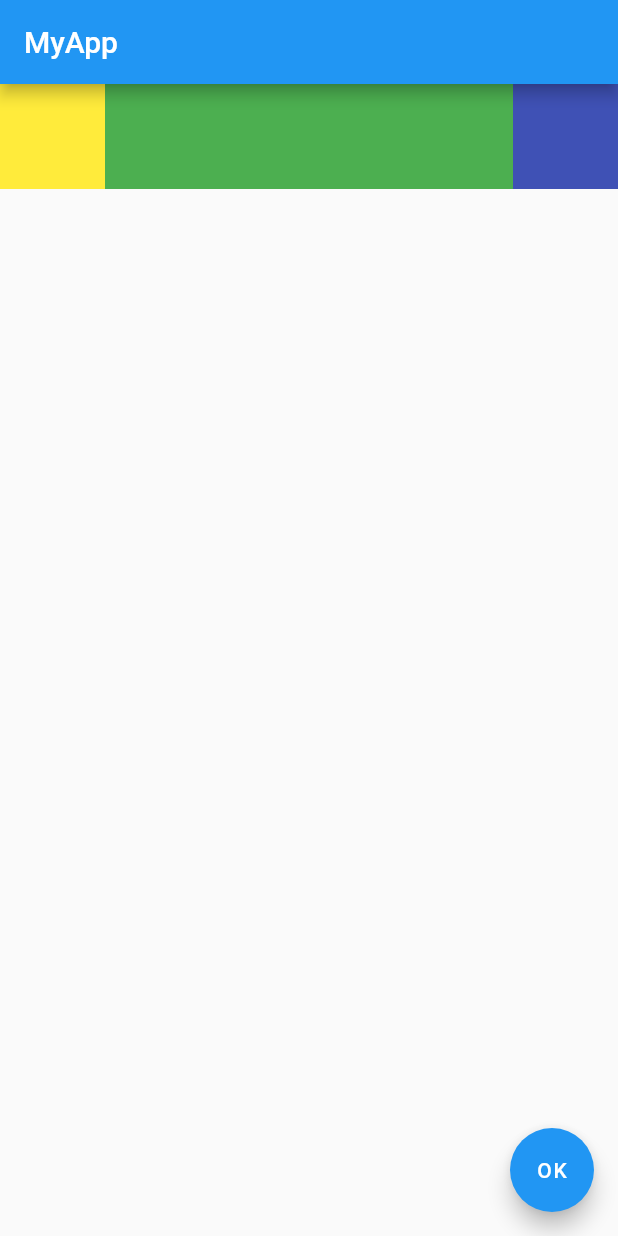
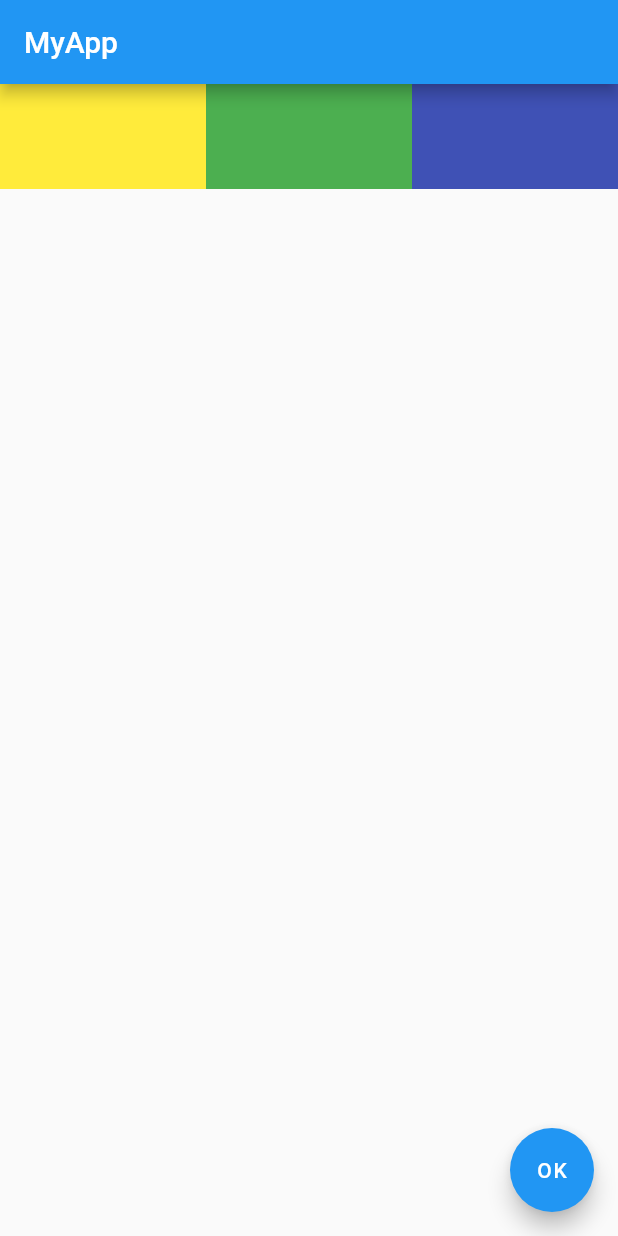
Before and after one commit to AdalbertPungu/flutter_application_demo, a Flutter app: the screen it shows after launch, on a phone screen of 412 x 824 dp. Run offline on Flutter 3.47's test engine with Material 2 defaults, Android fonts, the phone set to English and light mode, and no system bars.

Commit message:
partage équitable d'espace restant avec le widget Expanded

```diff
--- a/lib/main.dart
+++ b/lib/main.dart
@@ -19,10 +19,14 @@ class HomePage extends StatelessWidget {
         color: Colors.blue.shade50,
         child: Row(
           children: [
-            Container(width: 70, height: 70, color: Colors.yellow),
+            Expanded(
+              child: Container(width: 70, height: 70, color: Colors.yellow),
+            ),
             Expanded(
                 child: Container(width: 70, height: 70, color: Colors.green)),
-            Container(width: 70, height: 70, color: Colors.indigo),
+            Expanded(
+              child: Container(width: 70, height: 70, color: Colors.indigo),
+            ),
           ],
         ),
       ),
```
